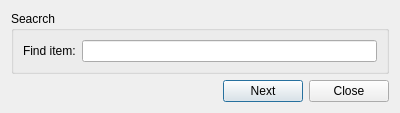
Old version of the form src/DAGui/Dialog/DADialogDataFrameDataSearch.ui in the repository czyt1988/data-workbench.
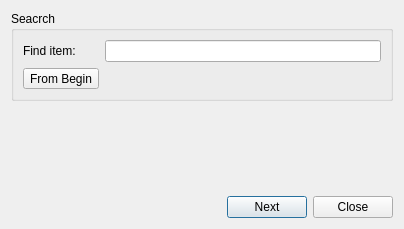
New version of the form.

What changed in the file:
```diff
--- a/src/DAGui/Dialog/DADialogDataFrameDataSearch.ui
+++ b/src/DAGui/Dialog/DADialogDataFrameDataSearch.ui
@@ -6,8 +6,8 @@
    <rect>
     <x>0</x>
     <y>0</y>
-    <width>400</width>
-    <height>110</height>
+    <width>404</width>
+    <height>229</height>
    </rect>
   </property>
   <property name="windowTitle">
@@ -20,7 +20,14 @@
       <string>Seacrch</string>
      </property>
      <layout class="QGridLayout" name="gridLayout">
-      <item row="0" column="1">
+      <item row="1" column="0">
+       <widget class="QToolButton" name="toolButtonFromBegin">
+        <property name="text">
+         <string>From Begin</string>
+        </property>
+       </widget>
+      </item>
+      <item row="0" column="2">
        <widget class="QLineEdit" name="lineEditFindItem"/>
       </item>
       <item row="0" column="0">
@@ -30,9 +37,29 @@
         </property>
        </widget>
       </item>
+      <item row="1" column="2">
+       <widget class="QLabel" name="labelLocation">
+        <property name="text">
+         <string/>
+        </property>
+       </widget>
+      </item>
      </layout>
     </widget>
    </item>
+   <item>
+    <spacer name="verticalSpacer">
+     <property name="orientation">
+      <enum>Qt::Orientation::Vertical</enum>
+     </property>
+     <property name="sizeHint" stdset="0">
+      <size>
+       <width>20</width>
+       <height>40</height>
+      </size>
+     </property>
+    </spacer>
+   </item>
    <item>
     <layout class="QHBoxLayout" name="horizontalLayout_2">
      <item>
```
Left out of the diff: 8 changed lines with no effect on the pictures.
